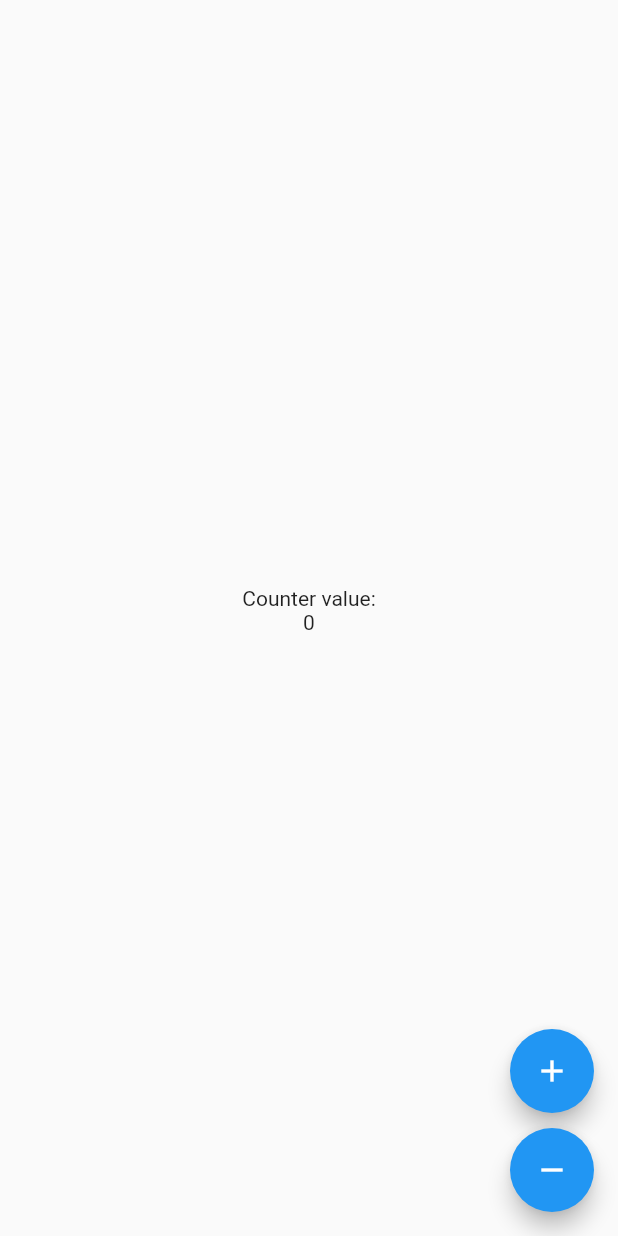
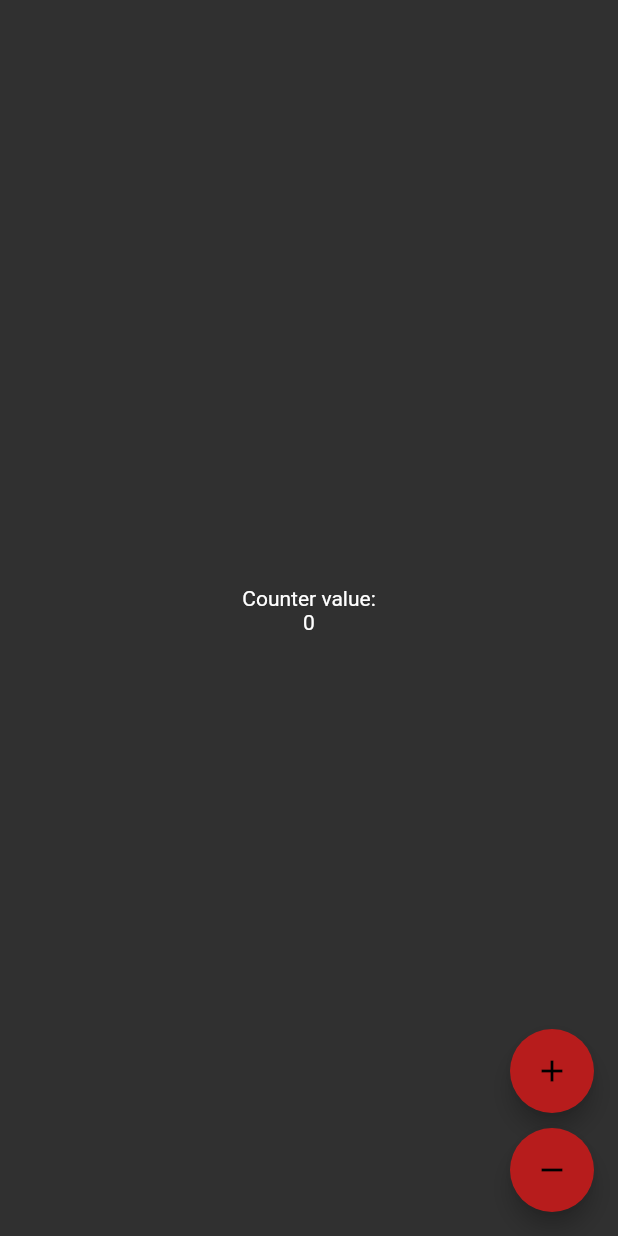
Before and after one commit to ykhiari/counter-app, a Flutter app: the screen it shows after launch, on a phone screen of 412 x 824 dp. Run offline on Flutter 3.47's test engine with Material 2 defaults, Android fonts, the phone set to English and light mode, and no system bars; our stand-ins replace flutter_bloc.

Commit message:
add theme to the app

```diff
--- /dev/null
+++ b/lib/data/themes/app_theme.dart
@@ -0,0 +1,14 @@
+import 'package:flutter/material.dart';
+
+class AppTheme {
+  static final lightTheme = ThemeData(
+      brightness: Brightness.light,
+      backgroundColor: Colors.yellow.shade100,
+      floatingActionButtonTheme: FloatingActionButtonThemeData(
+          backgroundColor: Colors.indigo.shade600));
+  static final darkTheme = ThemeData(
+      brightness: Brightness.dark,
+      backgroundColor: Colors.black54,
+      floatingActionButtonTheme:
+          FloatingActionButtonThemeData(backgroundColor: Colors.red.shade900));
+}
--- a/lib/main.dart
+++ b/lib/main.dart
@@ -1,5 +1,6 @@
 import 'package:flutter/material.dart';
 import 'package:flutter_bloc/flutter_bloc.dart';
+import 'package:simple_counter_app/data/themes/app_theme.dart';
 import 'package:simple_counter_app/logic/cubit/counter_cubit.dart';
 
 void main() => runApp(const Counter());
@@ -11,10 +12,13 @@ class Counter extends StatelessWidget {
   Widget build(BuildContext context) {
     return MultiBlocProvider(
       providers: [BlocProvider(create: ((context) => CounterCubit()))],
-      child: const MaterialApp(
+      child: MaterialApp(
+        theme: AppTheme.lightTheme,
+        darkTheme: AppTheme.darkTheme,
+        themeMode: ThemeMode.dark,
         debugShowCheckedModeBanner: false,
         title: 'Counter App',
-        home: HomePage(),
+        home: const HomePage(),
       ),
     );
   }
```
